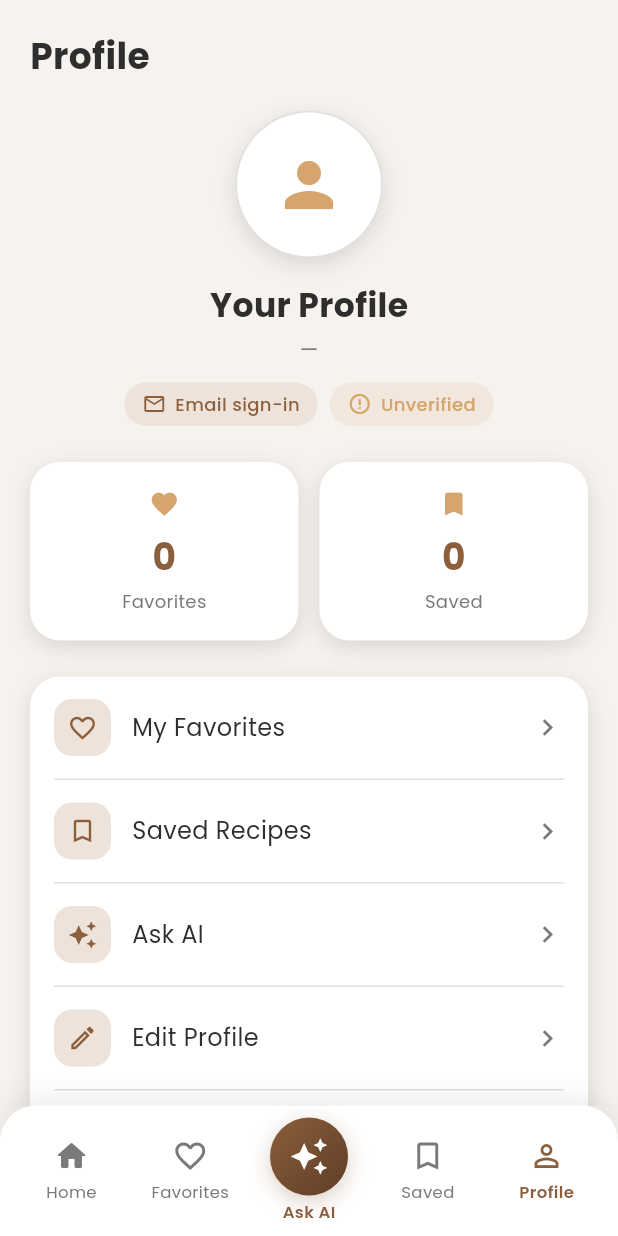
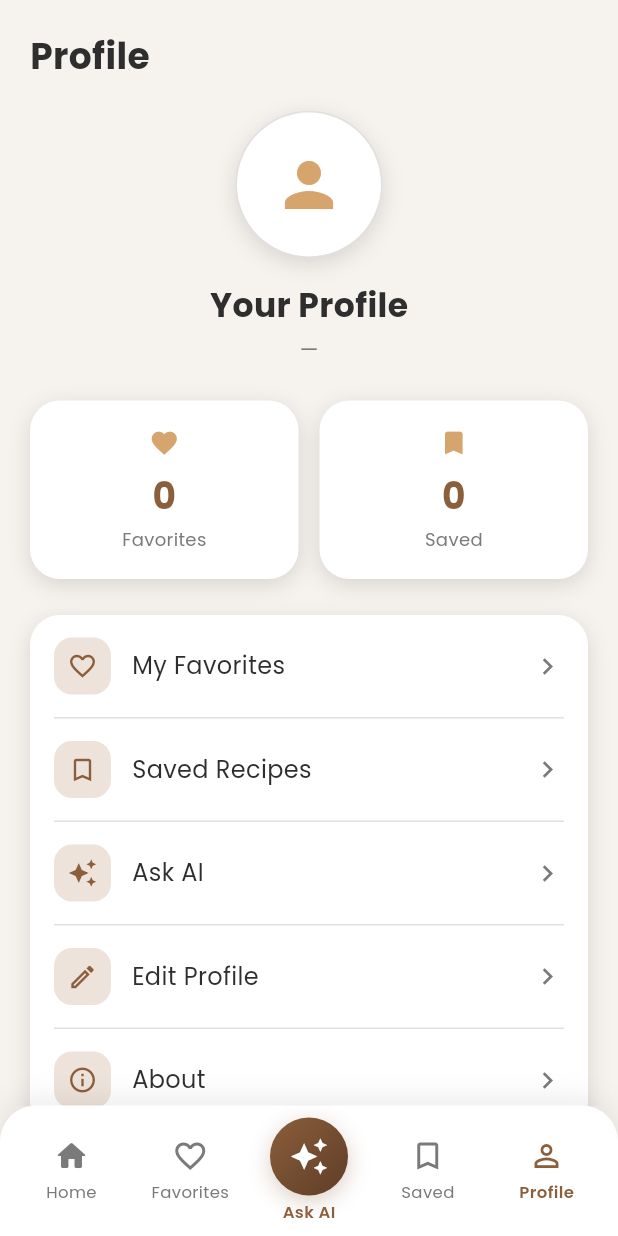
Before and after one commit to UroojShehzadi302/AI-Recipe-Generator-Mobile-App, a Flutter app: the MainShell screen opened by its route, item 5 of the bottom bar chosen, on a phone screen of 412 x 824 dp. Run offline on Flutter 3.47's test engine with Material 3 defaults, Android fonts, the phone set to English and light mode, and no system bars; our stand-ins replace cloud_firestore, firebase_auth, firebase_core, firebase_storage, google_sign_in, image_picker; accounts and stored records are empty; network calls fail.

Commit message:
Profile fixes + working Edit Profile with avatar upload
- Stat cards now show LIVE Favorites/Saved counts from the loaded
  RecipeProvider lists (the server-maintained UserModel counters stay 0
  until Cloud Functions land). Fixes the always-0 counters.
- About dialog is now a custom dialog with no "View licenses" button.
- Removed the sign-in-method and Verified/Unverified chips.
- Edit Profile is now a real screen (edit_profile_screen.dart): change
  display name + upload an avatar from the gallery (image_picker).
    * New StorageService (Cloud Storage avatars/{uid}.jpg) + firebase_storage.
    * AuthRepository.updateProfile + AuthProvider.updateProfile persist name
      to FirebaseAuth + Firestore and the photo URL after upload.
    * New StorageFailure type; avatar upload surfaces a clear message when
      Cloud Storage isn't enabled yet (name edit still works).
    * Reachable from the Edit Profile menu row and by tapping the avatar.
- storage.rules authored (owner-writable avatars, public read) + wired in
  firebase.json; owner must enable Storage + deploy it for uploads to work.

flutter analyze: 0 errors/warnings (3 accepted hints). flutter test: 60 pass.
flutter build apk --debug: succeeds with the new native plugins.

Co-Authored-By: Claude Opus 4.8 (1M context) <noreply@anthropic.com>

```diff
--- a/lib/core/error/failure.dart
+++ b/lib/core/error/failure.dart
@@ -73,6 +73,16 @@ class FirestoreFailure extends Failure {
   ]);
 }
 
+/// Failures from Cloud Storage uploads/downloads (avatar upload, bucket not
+/// enabled, storage rules, etc.).
+class StorageFailure extends Failure {
+  /// Creates a [StorageFailure] with an optional custom [message].
+  const StorageFailure([
+    super.message =
+        "Couldn't upload your photo. Please try again in a moment.",
+  ]);
+}
+
 /// Input validation problems surfaced as a failure value (as opposed to an
 /// inline form validator message).
 class ValidationFailure extends Failure {
--- a/lib/routes/app_routes.dart
+++ b/lib/routes/app_routes.dart
@@ -2,6 +2,7 @@ import 'package:flutter/material.dart';
 
 import '../models/recipe_model.dart';
 import '../screens/category_results_screen.dart';
+import '../screens/edit_profile_screen.dart';
 import '../screens/forgot_password_screen.dart';
 import '../screens/login_screen.dart';
 import '../screens/main_shell.dart';
@@ -31,6 +32,7 @@ class AppRoutes {
   static const String saved = '/saved';
   static const String chat = '/chat';
   static const String profile = '/profile';
+  static const String editProfile = '/edit-profile';
   static const String settings = '/settings';
 
   /// Resolves a [RouteSettings] into a [MaterialPageRoute].
@@ -54,6 +56,8 @@ class AppRoutes {
         return _page(const _ComingSoon(routeName: recipeDetail), settings);
       case search:
         return _page(const SearchScreen(), settings);
+      case editProfile:
+        return _page(const EditProfileScreen(), settings);
       case category:
         final args = settings.arguments;
         if (args is String) {
--- a/lib/screens/profile_screen.dart
+++ b/lib/screens/profile_screen.dart
@@ -9,6 +9,7 @@ import '../core/utils/responsive.dart';
 import '../core/widgets/primary_button.dart';
 import '../core/widgets/profile_avatar.dart';
 import '../providers/auth_provider.dart';
+import '../providers/recipe_provider.dart';
 import '../routes/app_routes.dart';
 
 /// Profile tab — user info and account actions.
@@ -82,19 +83,44 @@ class ProfileScreen extends StatelessWidget {
     }
   }
 
+  /// A custom About dialog — no "View licenses" button (unlike the framework
+  /// [showAboutDialog]).
   void _showAbout(BuildContext context) {
-    showAboutDialog(
+    showDialog<void>(
       context: context,
-      applicationName: 'AI Recipe Generator',
-      applicationVersion: 'Version $_appVersion',
-      applicationIcon: const Icon(Icons.restaurant_menu, color: AppColors.primary),
-      children: const [
-        SizedBox(height: 12),
+      builder: (dialogContext) => AlertDialog(
+        backgroundColor: AppColors.surface,
+        shape: RoundedRectangleBorder(borderRadius: AppDimensions.brLg),
+        title: Row(
+          children: [
+            const Icon(Icons.restaurant_menu, color: AppColors.primary),
+            const SizedBox(width: 10),
+            const Expanded(
+              child: Text('AI Recipe Generator', style: AppTextStyles.title),
+            ),
+          ],
+        ),
+        content: const Column(
+          mainAxisSize: MainAxisSize.min,
+          crossAxisAlignment: CrossAxisAlignment.start,
+          children: [
             Text(
-          'Discover, generate, and save recipes with an AI cooking assistant.',
+              'Discover, generate, and save recipes with an AI cooking '
+              'assistant.',
               style: AppTextStyles.subtitle,
             ),
+            SizedBox(height: 12),
+            Text('Version $_appVersion', style: AppTextStyles.caption),
           ],
+        ),
+        actions: [
+          TextButton(
+            onPressed: () => Navigator.pop(dialogContext),
+            style: TextButton.styleFrom(foregroundColor: AppColors.primary),
+            child: const Text('Close'),
+          ),
+        ],
+      ),
     );
   }
 
@@ -103,6 +129,13 @@ class ProfileScreen extends StatelessWidget {
     final user = context.watch<AuthProvider>().user;
     final name = (user?.name ?? '').trim();
     final email = (user?.email ?? '').trim();
+
+    // Live counts from the actual loaded lists — the server-maintained
+    // UserModel counters stay 0 until Cloud Functions land, so use the real
+    // Firestore data (warmed by MainShell / the Favorites + Saved tabs).
+    final recipe = context.watch<RecipeProvider>();
+    final int favoritesCount = recipe.favorites.length;
+    final int savedCount = recipe.saved.length;
 
     return SafeArea(
       child: Center(
@@ -121,10 +154,14 @@ class ProfileScreen extends StatelessWidget {
               const _Header(title: 'Profile'),
               const SizedBox(height: 20),
               Center(
+                child: GestureDetector(
+                  onTap: () =>
+                      Navigator.pushNamed(context, AppRoutes.editProfile),
                   child: ProfileAvatar(
                     radius: 48,
                     imageUrl: user?.photoUrl,
                     fallbackInitial: name.isNotEmpty ? name[0] : null,
+                  ),
                 ),
               ),
               const SizedBox(height: 16),
@@ -146,21 +183,19 @@ class ProfileScreen extends StatelessWidget {
                   style: AppTextStyles.subtitle,
                 ),
               ),
-              const SizedBox(height: 12),
-              _providerChip(user?.provider, user?.emailVerified ?? false),
               const SizedBox(height: 24),
               Row(
                 children: [
                   _statCard(
                     'Favorites',
-                    user?.favoritesCount ?? 0,
+                    favoritesCount,
                     Icons.favorite,
                     () => _goToTab(context, 1),
                   ),
                   const SizedBox(width: 14),
                   _statCard(
                     'Saved',
-                    user?.generatedCount ?? 0,
+                    savedCount,
                     Icons.bookmark,
                     () => _goToTab(context, 3),
                   ),
@@ -180,63 +215,6 @@ class ProfileScreen extends StatelessWidget {
             ],
           ),
         ),
-      ),
-    );
-  }
-
-  /// A small chip showing the sign-in method + email-verification state.
-  Widget _providerChip(String? provider, bool verified) {
-    final bool isGoogle = (provider ?? '').toLowerCase() == 'google';
-    final IconData icon = isGoogle ? Icons.g_mobiledata : Icons.mail_outline;
-    final String label = isGoogle ? 'Google account' : 'Email sign-in';
-
-    return Center(
-      child: Wrap(
-        spacing: 8,
-        crossAxisAlignment: WrapCrossAlignment.center,
-        children: [
-          _chip(icon, label, AppColors.primary, AppColors.primarySoft),
-          if (isGoogle || verified)
-            _chip(
-              Icons.verified,
-              'Verified',
-              AppColors.success,
-              AppColors.success.withValues(alpha: 0.12),
-            )
-          else
-            _chip(
-              Icons.error_outline,
-              'Unverified',
-              AppColors.secondary,
-              AppColors.secondary.withValues(alpha: 0.14),
-            ),
-        ],
-      ),
-    );
-  }
-
-  Widget _chip(IconData icon, String label, Color fg, Color bg) {
-    return Container(
-      padding: const EdgeInsets.symmetric(horizontal: 12, vertical: 6),
-      decoration: BoxDecoration(
-        color: bg,
-        borderRadius: BorderRadius.circular(AppDimensions.radiusLg),
-      ),
-      child: Row(
-        mainAxisSize: MainAxisSize.min,
-        children: [
-          Icon(icon, size: 16, color: fg),
-          const SizedBox(width: 6),
-          Text(
-            label,
-            style: TextStyle(
-              fontFamily: 'Poppins',
-              fontSize: 12,
-              fontWeight: FontWeight.w500,
-              color: fg,
-            ),
-          ),
-        ],
       ),
     );
   }
@@ -304,7 +282,7 @@ class ProfileScreen extends StatelessWidget {
           _menuRow(
             Icons.edit_outlined,
             'Edit Profile',
-            () => _comingSoon(context, 'Profile editing arrives soon'),
+            () => Navigator.pushNamed(context, AppRoutes.editProfile),
           ),
           _divider(),
           _menuRow(
--- /dev/null
+++ b/lib/services/storage_service.dart
@@ -0,0 +1,35 @@
+// Thin Firebase Storage seam for user-uploaded files (currently avatars only).
+//
+// Follows the same pattern as the other services: FirebaseStorage is resolved
+// LAZILY via a getter (not in the constructor) so the object is constructible
+// in unit tests without Firebase being initialized. The repository layer owns
+// the storage *paths* and error mapping; this service only performs the upload
+// and returns a download URL.
+
+import 'dart:io';
+
+import 'package:firebase_storage/firebase_storage.dart';
+
+/// Uploads binary assets to Cloud Storage and returns their download URLs.
+class StorageService {
+  /// Creates a [StorageService].
+  ///
+  /// [storage] is injectable for tests; the default resolves lazily on first
+  /// use so construction never requires Firebase.
+  StorageService({FirebaseStorage? storage}) : _injected = storage;
+
+  final FirebaseStorage? _injected;
+
+  FirebaseStorage get _storage => _injected ?? FirebaseStorage.instance;
+
+  /// Uploads [file] as the avatar for [uid] to `avatars/{uid}.jpg` and returns
+  /// its public download URL. Overwrites any previous avatar for that user.
+  Future<String> uploadAvatar(String uid, File file) async {
+    final Reference ref = _storage.ref().child('avatars/$uid.jpg');
+    await ref.putFile(
+      file,
+      SettableMetadata(contentType: 'image/jpeg'),
+    );
+    return ref.getDownloadURL();
+  }
+}
--- a/pubspec.yaml
+++ b/pubspec.yaml
@@ -26,6 +26,8 @@ dependencies:
 
   # State Management
   provider: ^6.1.5
+  image_picker: ^1.2.3
+  firebase_storage: ^13.4.5
 
 dev_dependencies:
   flutter_test:
```
Also changed, not shown: lib/providers/auth_provider.dart (+28 -0 lines), lib/repositories/auth_repository.dart (+73 -1 lines), lib/screens/edit_profile_screen.dart (added, +233 -0 lines), firebase.json, pubspec.lock, 6 other files. Lines whose indentation alone changed are shown as unchanged.
